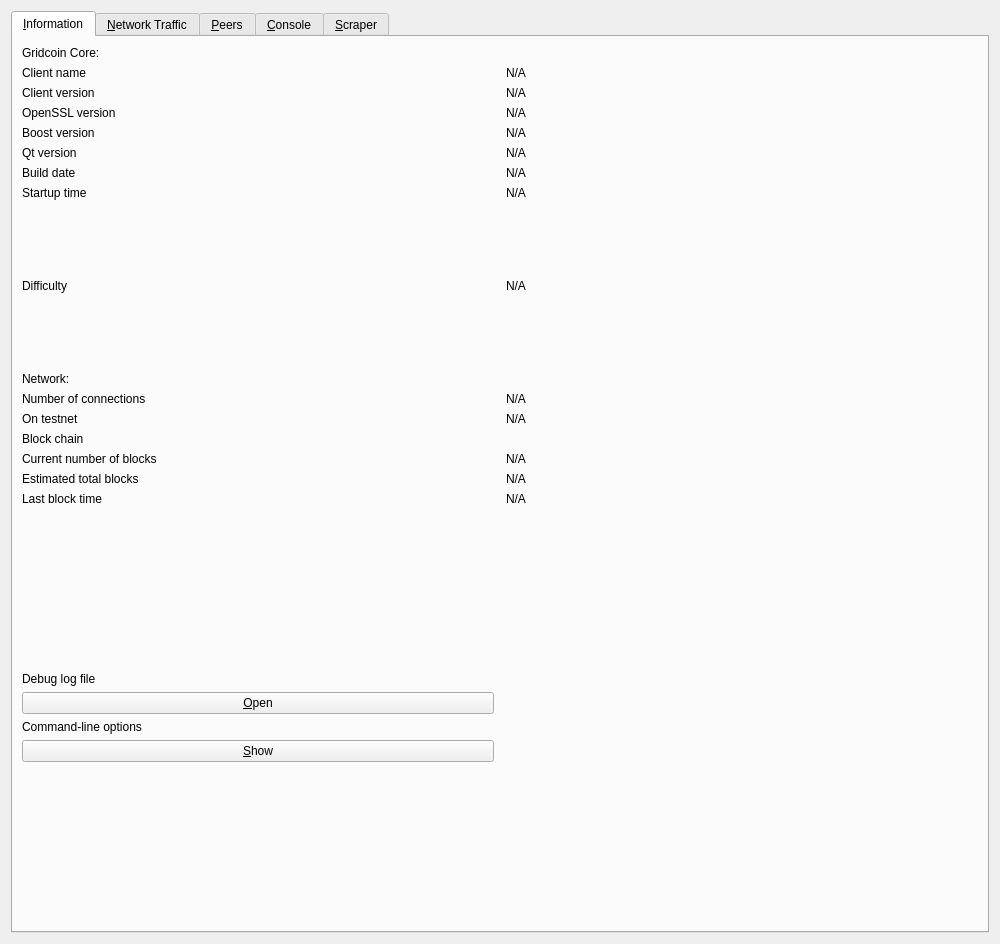
First picture: the form in src/qt/forms/rpcconsole.ui, repository gridcoin-community/Gridcoin-Research, before the edit.
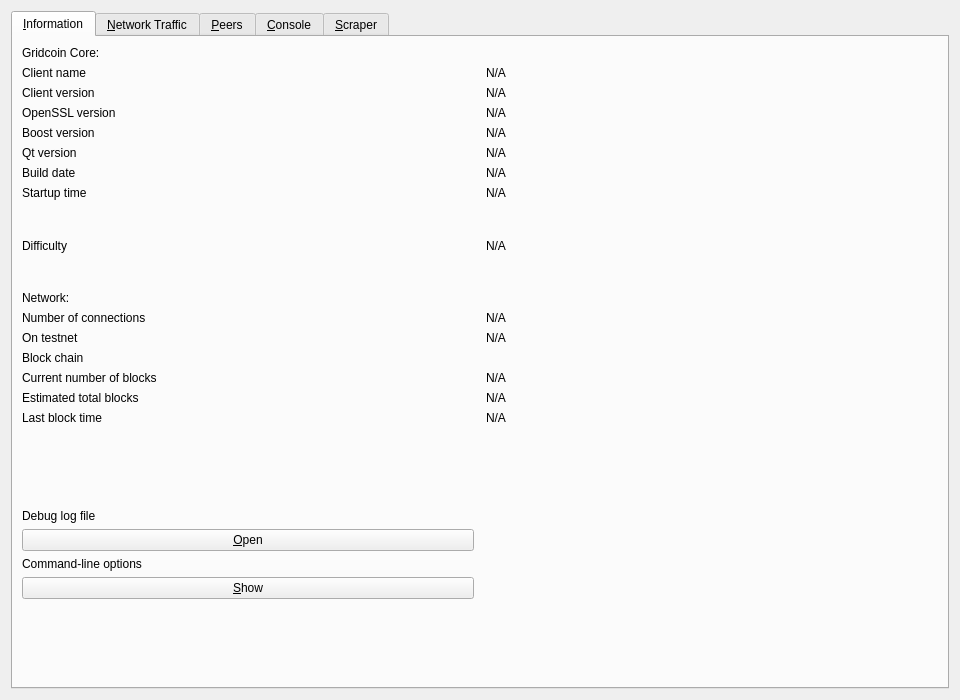
Second picture: the form after the edit. Icons and pictures are not drawn. Custom widgets are drawn as their Qt base class.

```diff
--- a/src/qt/forms/rpcconsole.ui
+++ b/src/qt/forms/rpcconsole.ui
@@ -6,8 +6,8 @@
    <rect>
     <x>0</x>
     <y>0</y>
-    <width>1000</width>
-    <height>944</height>
+    <width>960</width>
+    <height>700</height>
    </rect>
   </property>
   <property name="windowTitle">
```
